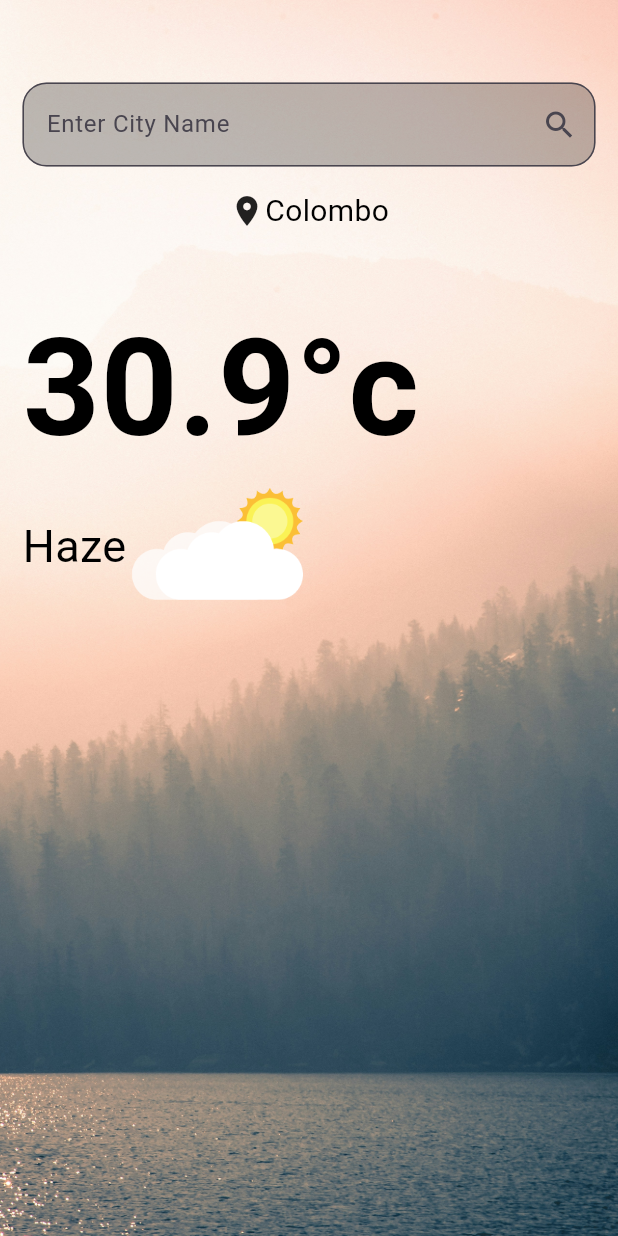
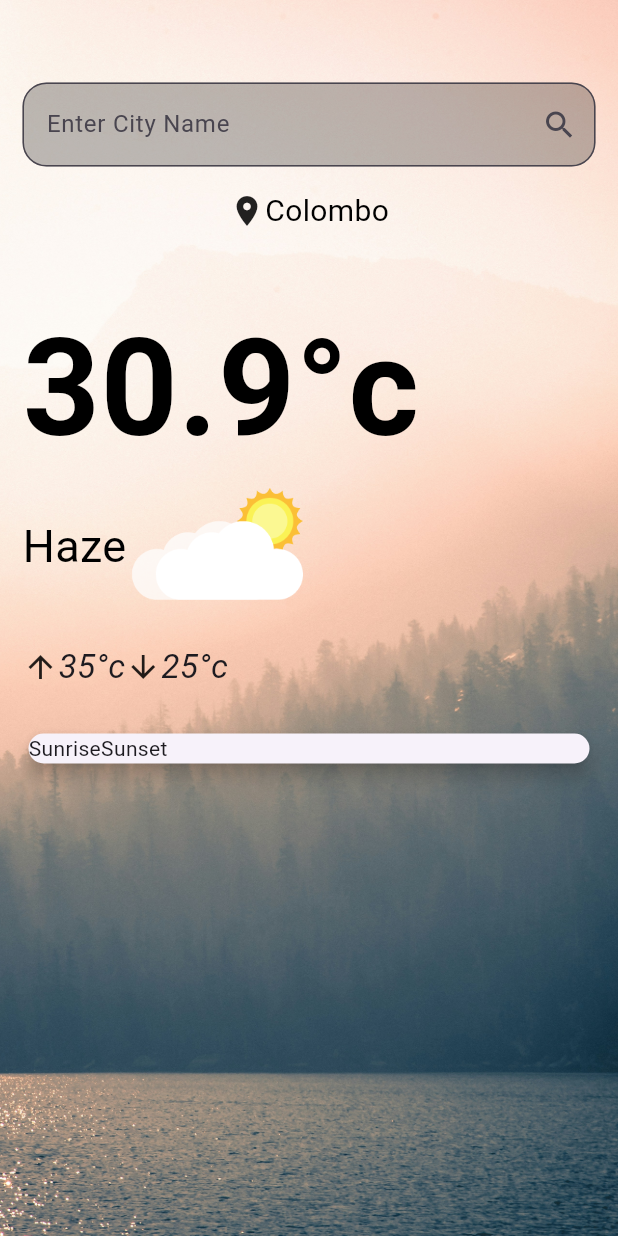
Before and after one commit to Yasitha-Bhanuka/weatherapp, a Flutter app: the screen it shows after launch, on a phone screen of 412 x 824 dp. Run offline on Flutter 3.47's test engine with Material 3 defaults, Android fonts, the phone set to English and light mode, and no system bars.

Commit message:
Add temperature display and sunrise/sunset information to WeatherPage

```diff
--- a/lib/main.dart
+++ b/lib/main.dart
@@ -93,6 +93,31 @@ class _WeatherPageState extends State<WeatherPage> {
                     ),
                   ],
                 ),
+                SizedBox(height: 25),
+                Row(children: [
+                  Icon(Icons.arrow_upward),
+                  Text('35°c',
+                      style:
+                          TextStyle(fontSize: 22, fontStyle: FontStyle.italic)),
+                  Icon(Icons.arrow_downward),
+                  Text('25°c',
+                      style:
+                          TextStyle(fontSize: 22, fontStyle: FontStyle.italic))
+                ]),
+                SizedBox(height: 25),
+                Card(
+                  elevation: 5,
+                  child: Container(
+                    color: Colors.transparent,
+                    child: Column(
+                      children: [
+                        Row(
+                          children: [Text('Sunrise'), Text('Sunset')],
+                        )
+                      ],
+                    ),
+                  ),
+                )
               ],
             ),
           ),
```
